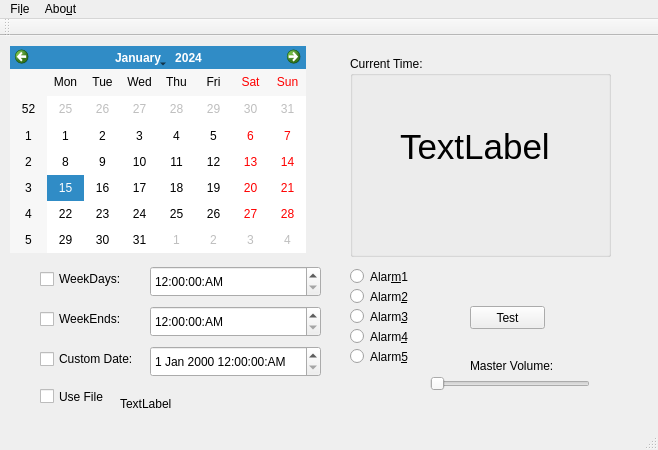
The window that mainwindow.ui (CountMurphy/QTalarm) describes before a commit, drawn with Qt 5.
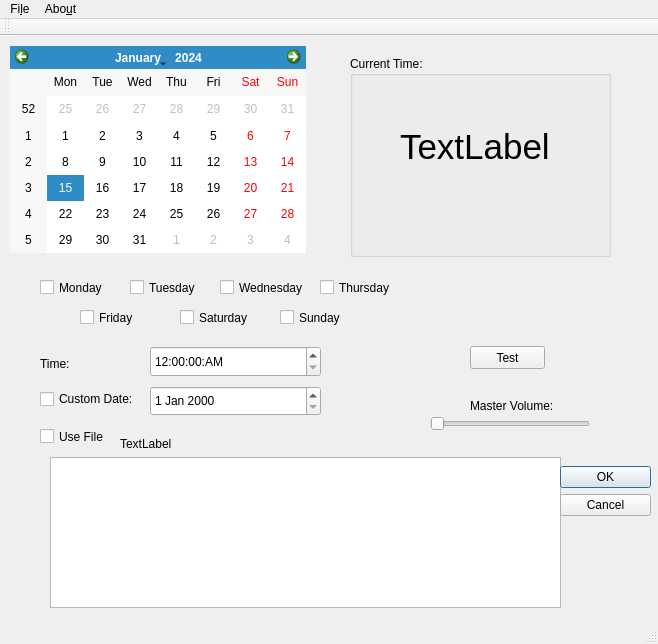
The same window after the commit. Icons and pictures are not drawn.

The edit to the form file:
```diff
--- a/mainwindow.ui
+++ b/mainwindow.ui
@@ -10,7 +10,7 @@
     <x>0</x>
     <y>0</y>
     <width>658</width>
-    <height>450</height>
+    <height>644</height>
    </rect>
   </property>
   <property name="windowTitle">
@@ -24,19 +24,6 @@
    <bool>false</bool>
   </property>
   <widget class="QWidget" name="centralWidget">
-   <widget class="QCheckBox" name="chkWeekDays">
-    <property name="geometry">
-     <rect>
-      <x>40</x>
-      <y>230</y>
-      <width>95</width>
-      <height>26</height>
-     </rect>
-    </property>
-    <property name="text">
-     <string>WeekDays:</string>
-    </property>
-   </widget>
    <widget class="QCalendarWidget" name="calendarWidget">
     <property name="geometry">
      <rect>
@@ -51,7 +38,7 @@
     <property name="geometry">
      <rect>
       <x>150</x>
-      <y>230</y>
+      <y>310</y>
       <width>171</width>
       <height>31</height>
      </rect>
@@ -60,37 +47,11 @@
      <string>hh:mm:ss:AP</string>
     </property>
    </widget>
-   <widget class="QTimeEdit" name="WE_edit">
-    <property name="geometry">
-     <rect>
-      <x>150</x>
-      <y>270</y>
-      <width>171</width>
-      <height>31</height>
-     </rect>
-    </property>
-    <property name="displayFormat">
-     <string>hh:mm:ss:AP</string>
-    </property>
-   </widget>
-   <widget class="QCheckBox" name="chkWeekEnd">
-    <property name="geometry">
-     <rect>
-      <x>40</x>
-      <y>270</y>
-      <width>95</width>
-      <height>26</height>
-     </rect>
-    </property>
-    <property name="text">
-     <string>WeekEnds:</string>
-    </property>
-   </widget>
    <widget class="QCheckBox" name="chkCustom">
     <property name="geometry">
      <rect>
       <x>40</x>
-      <y>310</y>
+      <y>350</y>
       <width>121</width>
       <height>26</height>
      </rect>
@@ -99,89 +60,11 @@
      <string>Custom Date:</string>
     </property>
    </widget>
-   <widget class="QRadioButton" name="Alm1">
-    <property name="geometry">
-     <rect>
-      <x>350</x>
-      <y>230</y>
-      <width>93</width>
-      <height>21</height>
-     </rect>
-    </property>
-    <property name="text">
-     <string>Alar&amp;m1</string>
-    </property>
-   </widget>
-   <widget class="QRadioButton" name="Alm2">
-    <property name="geometry">
-     <rect>
-      <x>350</x>
-      <y>250</y>
-      <width>93</width>
-      <height>21</height>
-     </rect>
-    </property>
-    <property name="text">
-     <string>Alarm&amp;2</string>
-    </property>
-   </widget>
-   <widget class="QRadioButton" name="Alm3">
-    <property name="geometry">
-     <rect>
-      <x>350</x>
-      <y>270</y>
-      <width>93</width>
-      <height>21</height>
-     </rect>
-    </property>
-    <property name="text">
-     <string>Alarm&amp;3</string>
-    </property>
-   </widget>
-   <widget class="QRadioButton" name="Alm4">
-    <property name="geometry">
-     <rect>
-      <x>350</x>
-      <y>290</y>
-      <width>93</width>
-      <height>21</height>
-     </rect>
-    </property>
-    <property name="text">
-     <string>Alarm&amp;4</string>
-    </property>
-   </widget>
-   <widget class="QRadioButton" name="Alm5">
-    <property name="geometry">
-     <rect>
-      <x>350</x>
-      <y>310</y>
-      <width>93</width>
-      <height>21</height>
-     </rect>
-    </property>
-    <property name="text">
-     <string>Alarm&amp;5</string>
-    </property>
-   </widget>
-   <widget class="QDateTimeEdit" name="Cust_Edit">
-    <property name="geometry">
-     <rect>
-      <x>150</x>
-      <y>310</y>
-      <width>171</width>
-      <height>31</height>
-     </rect>
-    </property>
-    <property name="displayFormat">
-     <string>d MMM yyyy hh:mm:ss:AP</string>
-    </property>
-   </widget>
    <widget class="QCheckBox" name="chkSounds">
     <property name="geometry">
      <rect>
       <x>40</x>
-      <y>350</y>
+      <y>390</y>
       <width>101</width>
       <height>21</height>
      </rect>
@@ -249,7 +132,7 @@
     <property name="geometry">
      <rect>
       <x>120</x>
-      <y>360</y>
+      <y>400</y>
       <width>501</width>
       <height>16</height>
      </rect>
@@ -262,7 +145,7 @@
     <property name="geometry">
      <rect>
       <x>470</x>
-      <y>270</y>
+      <y>310</y>
       <width>75</width>
       <height>23</height>
      </rect>
@@ -275,7 +158,7 @@
     <property name="geometry">
      <rect>
       <x>430</x>
-      <y>340</y>
+      <y>380</y>
       <width>160</width>
       <height>16</height>
      </rect>
@@ -288,7 +171,7 @@
     <property name="geometry">
      <rect>
       <x>470</x>
-      <y>320</y>
+      <y>360</y>
       <width>111</width>
       <height>20</height>
      </rect>
@@ -297,6 +180,146 @@
      <string>Master Volume:</string>
     </property>
    </widget>
+   <widget class="QListWidget" name="listWidget">
+    <property name="geometry">
+     <rect>
+      <x>50</x>
+      <y>421</y>
+      <width>511</width>
+      <height>151</height>
+     </rect>
+    </property>
+   </widget>
+   <widget class="QDateEdit" name="CustEdit">
+    <property name="geometry">
+     <rect>
+      <x>150</x>
+      <y>350</y>
+      <width>171</width>
+      <height>30</height>
+     </rect>
+    </property>
+   </widget>
+   <widget class="QLabel" name="label_2">
+    <property name="geometry">
+     <rect>
+      <x>40</x>
+      <y>320</y>
+      <width>50</width>
+      <height>16</height>
+     </rect>
+    </property>
+    <property name="text">
+     <string>Time:</string>
+    </property>
+   </widget>
+   <widget class="QCheckBox" name="chkMon">
+    <property name="geometry">
+     <rect>
+      <x>40</x>
+      <y>240</y>
+      <width>86</width>
+      <height>23</height>
+     </rect>
+    </property>
+    <property name="text">
+     <string>Monday</string>
+    </property>
+   </widget>
+   <widget class="QCheckBox" name="chkTues">
+    <property name="geometry">
+     <rect>
+      <x>130</x>
+      <y>240</y>
+      <width>86</width>
+      <height>23</height>
+     </rect>
+    </property>
+    <property name="text">
+     <string>Tuesday</string>
+    </property>
+   </widget>
+   <widget class="QCheckBox" name="chkWed">
+    <property name="geometry">
+     <rect>
+      <x>220</x>
+      <y>240</y>
+      <width>91</width>
+      <height>23</height>
+     </rect>
+    </property>
+    <property name="text">
+     <string>Wednesday</string>
+    </property>
+   </widget>
+   <widget class="QCheckBox" name="chkThurs">
+    <property name="geometry">
+     <rect>
+      <x>320</x>
+      <y>240</y>
+      <width>86</width>
+      <height>23</height>
+     </rect>
+    </property>
+    <property name="text">
+     <string>Thursday</string>
+    </property>
+   </widget>
+   <widget class="QCheckBox" name="chkFri">
+    <property name="geometry">
+     <rect>
+      <x>80</x>
+      <y>270</y>
+      <width>86</width>
+      <height>23</height>
+     </rect>
+    </property>
+    <property name="text">
+     <string>Friday</string>
+    </property>
+   </widget>
+   <widget class="QCheckBox" name="chkSat">
+    <property name="geometry">
+     <rect>
+      <x>180</x>
+      <y>270</y>
+      <width>86</width>
+      <height>23</height>
+     </rect>
+    </property>
+    <property name="text">
+     <string>Saturday</string>
+    </property>
+   </widget>
+   <widget class="QCheckBox" name="chkSun">
+    <property name="geometry">
+     <rect>
+      <x>280</x>
+      <y>270</y>
+      <width>86</width>
+      <height>23</height>
+     </rect>
+    </property>
+    <property name="text">
+     <string>Sunday</string>
+    </property>
+   </widget>
+   <widget class="QDialogButtonBox" name="listAlmBtn">
+    <property name="geometry">
+     <rect>
+      <x>560</x>
+      <y>430</y>
+      <width>91</width>
+      <height>71</height>
+     </rect>
+    </property>
+    <property name="orientation">
+     <enum>Qt::Vertical</enum>
+    </property>
+    <property name="standardButtons">
+     <set>QDialogButtonBox::Cancel|QDialogButtonBox::Ok</set>
+    </property>
+   </widget>
   </widget>
   <widget class="QMenuBar" name="menuBar">
    <property name="geometry">
```
Left out of the diff: 6 changed lines with no effect on the pictures.
